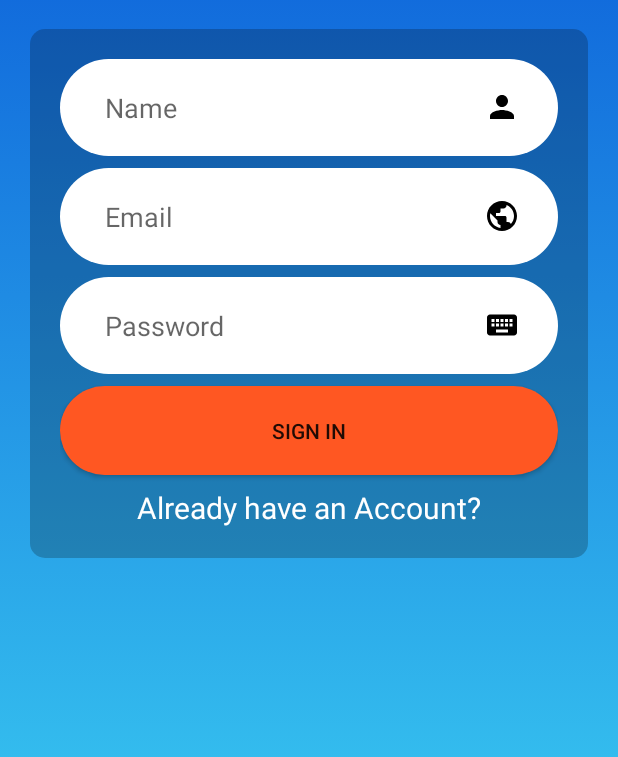
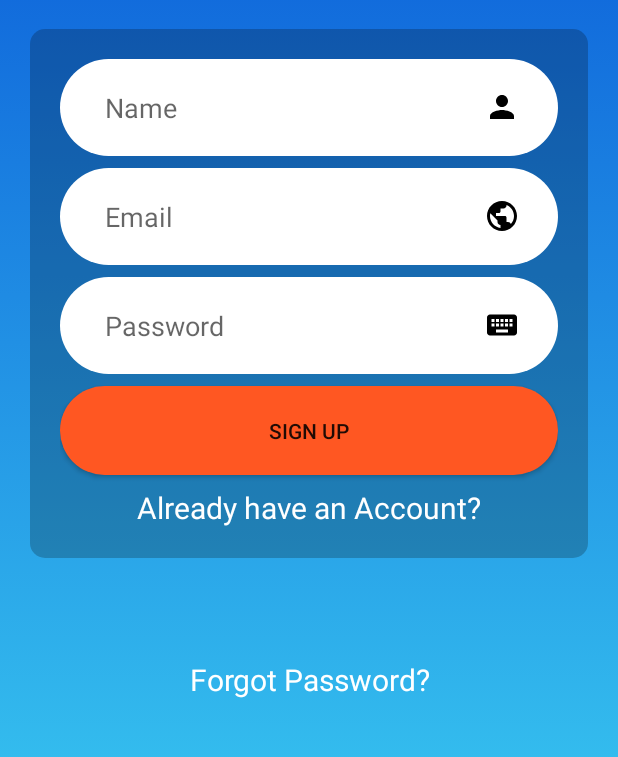
Before and after one commit to Abbas2712/VizBuddy, an Android app: the layout activity_signup.xml on its own in the app's theme, with its tools: preview values and no code run, on a phone screen of 412 x 824 dp, the part 316-1073 px from its top. Run offline under Robolectric (Android 15) with nearby library versions, the phone set to English and light mode, and no system bars.

Commit message:
minor updates are made

```diff
--- a/app/build.gradle
+++ b/app/build.gradle
@@ -28,6 +28,7 @@ dependencies {
     androidTestImplementation 'androidx.test:runner:1.2.0'
     androidTestImplementation 'androidx.test.espresso:espresso-core:3.2.0'
     implementation 'com.google.firebase:firebase-auth:19.2.0'
+    implementation 'com.agrawalsuneet.androidlibs:dotsloader:1.4'
 }
 
 apply plugin: 'com.google.gms.google-services'
--- a/app/src/main/AndroidManifest.xml
+++ b/app/src/main/AndroidManifest.xml
@@ -1,6 +1,7 @@
 <?xml version="1.0" encoding="utf-8"?>
 <manifest xmlns:android="http://schemas.android.com/apk/res/android"
     package="com.example.vizbuddy">
+
 
     <application
         android:allowBackup="true"
@@ -9,9 +10,7 @@
         android:roundIcon="@mipmap/ic_launcher_round"
         android:supportsRtl="true"
         android:theme="@style/AppTheme">
-        <activity android:name=".Signup"></activity>
-        <activity android:name=".signup" />
-        <activity android:name=".signUp" />
+        <activity android:name=".Signup"/>
         <activity android:name=".Homepage" />
         <activity android:name=".login" />
         <activity android:name=".MainActivity">
--- a/app/src/main/java/com/example/vizbuddy/MainActivity.java
+++ b/app/src/main/java/com/example/vizbuddy/MainActivity.java
@@ -17,7 +17,7 @@ public class MainActivity extends AppCompatActivity {
         new Handler().postDelayed(new Runnable() {
             @Override
             public void run() {
-                Intent homeIntent = new Intent(MainActivity.this, login.class);
+                Intent homeIntent = new Intent(MainActivity.this, Signup.class);
                 startActivity(homeIntent);
                 finish();
             }
--- a/app/src/main/res/layout/activity_signup.xml
+++ b/app/src/main/res/layout/activity_signup.xml
@@ -8,7 +8,7 @@
     tools:context=".login">
 
     <ImageView
-        android:id="@+id/appLogo"
+        android:id="@+id/sgAppLogo"
         android:layout_width="100dp"
         android:layout_height="100dp"
         android:layout_alignParentTop="true"
@@ -18,7 +18,7 @@
 
     <TextView
 
-        android:id="@+id/appTitle"
+        android:id="@+id/sgAppTitle"
         android:layout_centerHorizontal="true"
         android:layout_marginVertical="170dp"
         android:text="VizBuddy"
@@ -28,7 +28,7 @@
         android:layout_height="40dp"/>
 
     <LinearLayout
-        android:id="@+id/container"
+        android:id="@+id/sgContainer"
         android:layout_width="match_parent"
         android:layout_height="wrap_content"
         android:background="@drawable/ll_mody"
@@ -50,7 +50,7 @@
             android:layout_height="wrap_content"/>
 
         <EditText
-            android:id="@+id/email"
+            android:id="@+id/sgEmail"
             android:background="@drawable/input_field"
             android:hint="Email"
             android:paddingRight="25dp"
@@ -61,7 +61,7 @@
             android:inputType="textEmailAddress"/>
 
         <EditText
-            android:id="@+id/password"
+            android:id="@+id/sgPassword"
             android:background="@drawable/input_field"
             android:hint="Password"
             android:paddingRight="25dp"
@@ -73,13 +73,14 @@
 
 
         <Button
-            android:id="@+id/signIn"
-            android:text="Sign In"
+            android:id="@+id/sgSignUp"
+            android:text="Sign Up"
             android:background="@drawable/button"
             android:layout_width="match_parent"
             android:layout_height="wrap_content"/>
 
         <TextView
+            android:id="@+id/alreadyAccount"
             android:layout_marginTop="8dp"
             android:gravity="center"
             android:textSize="20dp"
@@ -90,4 +91,13 @@
 
     </LinearLayout>
 
+    <TextView
+        android:id="@+id/sgFp"
+        android:layout_marginVertical="650dp"
+        android:textSize="20dp"
+        android:textColor="#ffff"
+        android:gravity="center"
+        android:text="Forgot Password?"
+        android:layout_width="match_parent"
+        android:layout_height="wrap_content"/>
 </RelativeLayout>
```
Also changed, not shown: app/src/main/java/com/example/vizbuddy/Signup.java (+96 -1 lines), app/src/main/java/com/example/vizbuddy/login.java (+91 -1 lines), app/src/main/res/layout/activity_login.xml (+30 -6 lines), 1 other file.
